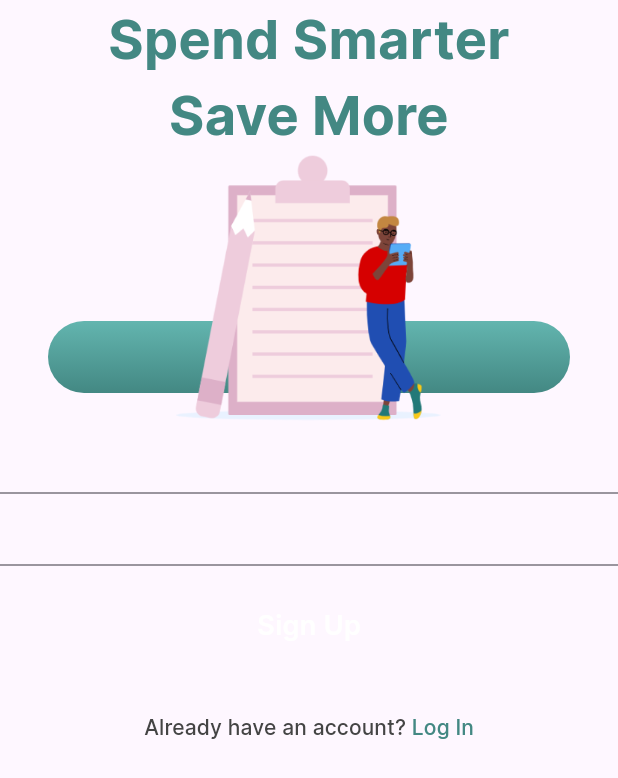
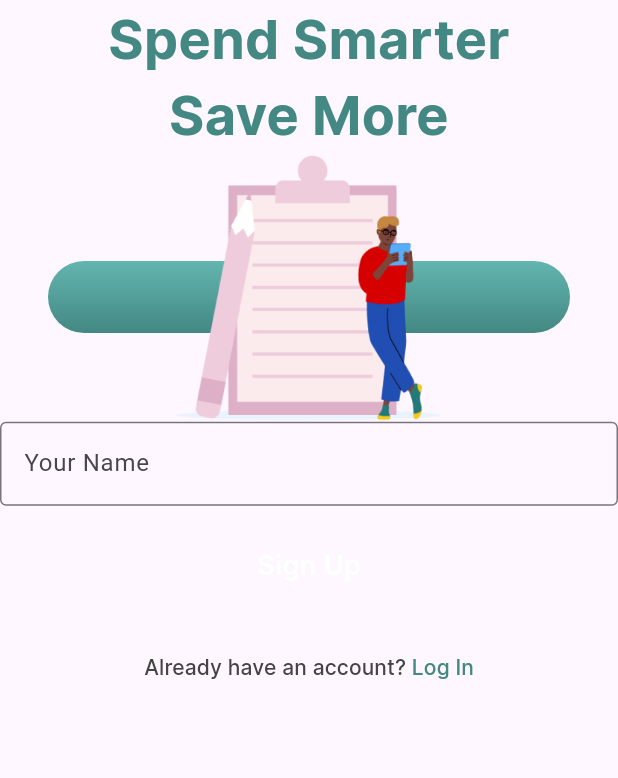
Before and after one commit to ImDaviMarques/financy_app, a Flutter app: the screen it shows after launch, on a phone screen of 412 x 824 dp. Shown: the top 778 px of the screen. Run offline on Flutter 3.47's test engine with Material 3 defaults, Android fonts, the phone set to English and light mode, and no system bars.

Commit message:
themeData

```diff
--- a/lib/app.dart
+++ b/lib/app.dart
@@ -1,3 +1,4 @@
+import 'package:financy_app/common/themes/defaut_theme.dart';
 import 'package:financy_app/features/sign_up/sign_up_page.dart';
 import 'package:flutter/material.dart';
 
@@ -6,7 +7,8 @@ class App extends StatelessWidget {
 
   @override
   Widget build(BuildContext context) {
-    return const MaterialApp(
+    return MaterialApp(
+      theme: defaultTheme,
       home: SignUpPage(),
     );
   }
--- /dev/null
+++ b/lib/common/themes/defaut_theme.dart
@@ -0,0 +1,12 @@
+import 'package:financy_app/common/constants/app_colors.dart';
+import 'package:flutter/material.dart';
+
+final defaultTheme = ThemeData(
+  inputDecorationTheme: InputDecorationTheme(
+    focusedBorder: OutlineInputBorder(
+      borderSide: BorderSide(
+        color: AppColors.greelightTwo,
+      ),
+    ),
+  ),
+);
--- a/lib/features/sign_up/sign_up_page.dart
+++ b/lib/features/sign_up/sign_up_page.dart
@@ -32,8 +32,17 @@ class SignUpPage extends StatelessWidget {
         Image.asset(
           'assets/images/sign_up_image.png',
         ),
-        TextFormField(),
-        const TextField(),
+        Form(
+            child: Column(
+          children: [
+            TextFormField(
+              decoration: const InputDecoration(
+                labelText: "Your Name",
+                border: OutlineInputBorder(),
+              ),
+            )
+          ],
+        )),
         Padding(
           padding: const EdgeInsets.only(
               left: 32.0, right: 32.0, top: 16.0, bottom: 4.0),
```
